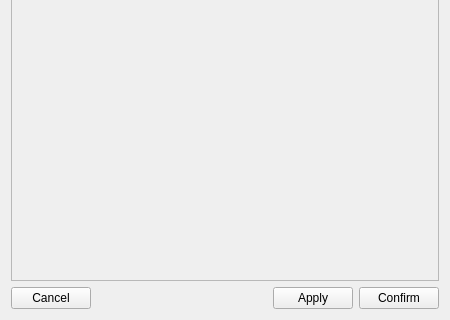
First picture: the form in pulse/interface/data/ui_files/common/mesh_input_common.ui, repository open-pulse/OpenPulse, before the edit; both pictures show x 0 to 450 and y 230 to 550 of the 450 by 550 pixel window.
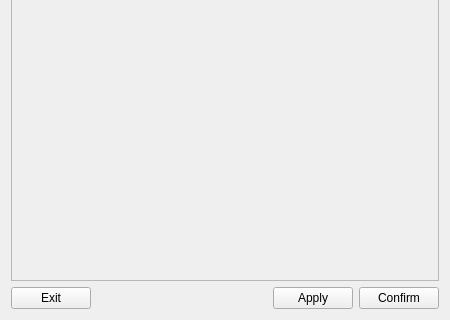
Second picture: the form after the edit.

Commit message: Replace the button text "Cancel" by "Exit"

Diff of the .ui file:
```diff
--- a/pulse/interface/data/ui_files/common/mesh_input_common.ui
+++ b/pulse/interface/data/ui_files/common/mesh_input_common.ui
@@ -157,7 +157,7 @@
      <item>
       <widget class="QPushButton" name="cancel_button">
        <property name="text">
-        <string>Cancel</string>
+        <string>Exit</string>
        </property>
       </widget>
      </item>
```
The commit also changes 2 other files.
